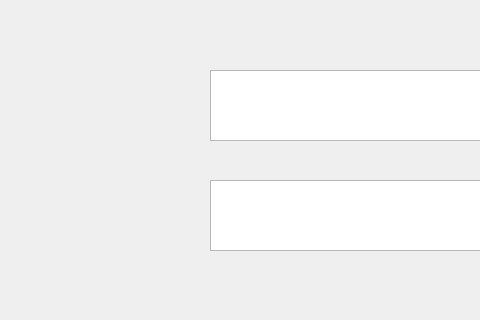
UofU-CS3505/cs3505-assignment9-the_tigers, file MorseCodeLearner/translatorwindow.ui: the form before one commit; both pictures show x 0 to 480 and y 120 to 440 of the 1280 by 720 pixel window.
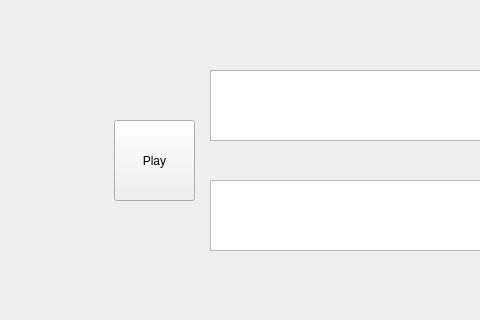
The form after the commit.

Commit message: Created play button for audio playback

What changed in the file:
```diff
--- a/MorseCodeLearner/translatorwindow.ui
+++ b/MorseCodeLearner/translatorwindow.ui
@@ -97,6 +97,19 @@
     <string>Input: Morse</string>
    </property>
   </widget>
+  <widget class="QPushButton" name="audioPlayButton">
+   <property name="geometry">
+    <rect>
+     <x>114</x>
+     <y>240</y>
+     <width>81</width>
+     <height>81</height>
+    </rect>
+   </property>
+   <property name="text">
+    <string>Play</string>
+   </property>
+  </widget>
  </widget>
  <resources/>
  <connections/>
```
The commit also changes 6 other files.
